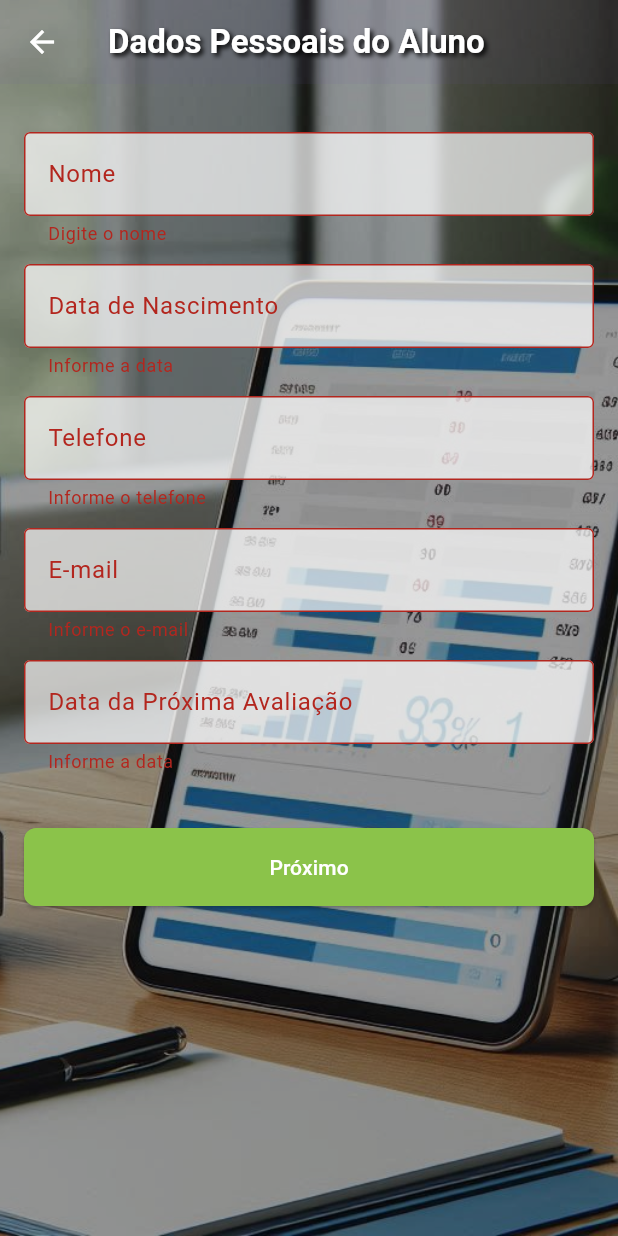
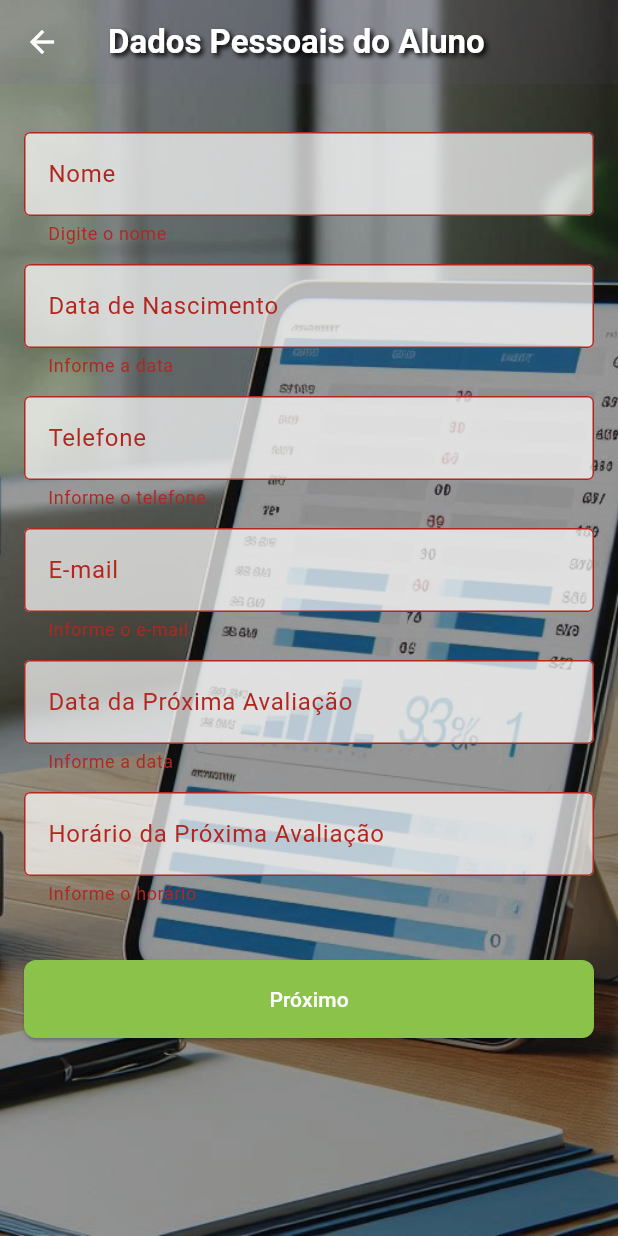
Before and after one commit to ZampiereMaciente/projeto_final_personal_trainer_movel, a Flutter app: the NovaAvaliacao screen opened directly, scrolled down 56 dp, after a tap on "Próximo", on a phone screen of 412 x 824 dp. Run offline on Flutter 3.47's test engine with Material 3 defaults, Android fonts, the light colour scheme and no system bars; our stand-ins replace mask_text_input_formatter, open_filex, pdf.

Commit message:
Macbook 22-04 adicionado campo de horario da proxima avaliacao

```diff
--- a/projeto_final_personal_trainer/lib/modelo/aluno.dart
+++ b/projeto_final_personal_trainer/lib/modelo/aluno.dart
@@ -1,16 +1,21 @@
 class Aluno {
-  String nome;
-  String nascimento;
-  String telefone;
-  String email;
-  String dataProximaAvaliacao;
+  // Informações básicas
+  final String nome;
+  final String nascimento;
+  final String telefone;
+  final String email;
 
-  // Novos campos (tornados anuláveis)
+  // Avaliação futura
+  final String dataProximaAvaliacao;
+  final String horarioProximaAvaliacao;
+
+  // Dobras cutâneas (opcional)
   String? triceps;
   String? subescapular;
   String? suprailica;
   String? abdomenDobras;
 
+  // Circunferências (opcional)
   String? bracoDir;
   String? bracoEsq;
   String? antebracoDir;
@@ -23,12 +28,14 @@ class Aluno {
   String? pernaDir;
   String? pernaEsq;
 
+  // Construtor
   Aluno({
     required this.nome,
     required this.nascimento,
     required this.telefone,
     required this.email,
     required this.dataProximaAvaliacao,
+    required this.horarioProximaAvaliacao,
     this.triceps,
     this.subescapular,
     this.suprailica,
@@ -45,4 +52,31 @@ class Aluno {
     this.pernaDir,
     this.pernaEsq,
   });
+
+  // Métodos utilitários (ex: converter para Map)
+  Map<String, dynamic> toMap() {
+    return {
+      'nome': nome,
+      'nascimento': nascimento,
+      'telefone': telefone,
+      'email': email,
+      'dataProximaAvaliacao': dataProximaAvaliacao,
+      'horarioProximaAvaliacao': horarioProximaAvaliacao,
+      'triceps': triceps,
+      'subescapular': subescapular,
+      'suprailica': suprailica,
+      'abdomenDobras': abdomenDobras,
+      'bracoDir': bracoDir,
+      'bracoEsq': bracoEsq,
+      'antebracoDir': antebracoDir,
+      'antebracoEsq': antebracoEsq,
+      'abdomenCirc': abdomenCirc,
+      'quadril': quadril,
+      'cintura': cintura,
+      'coxaDir': coxaDir,
+      'coxaEsq': coxaEsq,
+      'pernaDir': pernaDir,
+      'pernaEsq': pernaEsq,
+    };
+  }
 }
--- a/projeto_final_personal_trainer/lib/util/formatadores_input.dart
+++ b/projeto_final_personal_trainer/lib/util/formatadores_input.dart
@@ -2,56 +2,79 @@ import 'package:flutter/services.dart';
 import 'package:mask_text_input_formatter/mask_text_input_formatter.dart';
 
 class FormatadoresInput {
+  /// Formato: DD/MM/AAAA
   static final data = MaskTextInputFormatter(
     mask: '##/##/####',
     filter: {"#": RegExp(r'[0-9]')},
     type: MaskAutoCompletionType.lazy,
   );
 
+  /// Formato: (99) 99999-9999
   static final telefone = MaskTextInputFormatter(
     mask: '(##) #####-####',
     filter: {"#": RegExp(r'[0-9]')},
     type: MaskAutoCompletionType.lazy,
   );
 
+  /// Formato: CPF - 999.999.999-99
   static final cpf = MaskTextInputFormatter(
     mask: '###.###.###-##',
     filter: {"#": RegExp(r'[0-9]')},
     type: MaskAutoCompletionType.lazy,
   );
 
+  /// Formato: peso com 2 casas decimais - ex: 75.50
   static final peso = MaskTextInputFormatter(
     mask: '###.##',
     filter: {"#": RegExp(r'[0-9]')},
     type: MaskAutoCompletionType.lazy,
   );
 
+  /// Idade (2 dígitos)
   static final idade = MaskTextInputFormatter(
     mask: '##',
     filter: {"#": RegExp(r'[0-9]')},
     type: MaskAutoCompletionType.lazy,
   );
 
+  /// Altura customizada (ex: 1.75) com ponto após o primeiro dígito
   static final altura = _AlturaInputFormatter();
+
+  /// Formato: Hora (24h) - HH:mm
+  static final hora = MaskTextInputFormatter(
+    mask: '##:##',
+    filter: {"#": RegExp(r'[0-9]')},
+    type: MaskAutoCompletionType.lazy,
+  );
 }
 
 class _AlturaInputFormatter extends TextInputFormatter {
   @override
-  TextEditingValue formatEditUpdate(TextEditingValue oldValue, TextEditingValue newValue) {
+  TextEditingValue formatEditUpdate(
+      TextEditingValue oldValue,
+      TextEditingValue newValue,
+      ) {
     String digitsOnly = newValue.text.replaceAll(RegExp(r'[^0-9]'), '');
 
     if (digitsOnly.isEmpty) {
-      return const TextEditingValue().copyWith(selection: TextSelection.collapsed(offset: 0));
+      return const TextEditingValue().copyWith(
+        selection: TextSelection.collapsed(offset: 0),
+      );
     }
 
+    // Limita a altura a 3 dígitos (ex: 2.15)
+    if (digitsOnly.length > 3) {
+      digitsOnly = digitsOnly.substring(0, 3);
+    }
+
+    // Formata como X.XX
     String formatted = digitsOnly.length == 1
         ? digitsOnly
         : '${digitsOnly.substring(0, 1)}.${digitsOnly.substring(1)}';
 
-    int offset = formatted.length;
     return TextEditingValue(
       text: formatted,
-      selection: TextSelection.collapsed(offset: offset),
+      selection: TextSelection.collapsed(offset: formatted.length),
     );
   }
 }
--- a/projeto_final_personal_trainer/lib/visao/nova_avaliacao.dart
+++ b/projeto_final_personal_trainer/lib/visao/nova_avaliacao.dart
@@ -18,6 +18,7 @@ class _NovaAvaliacaoState extends State<NovaAvaliacao> {
   final telefoneController = TextEditingController();
   final emailController = TextEditingController();
   final dataProxController = TextEditingController();
+  final horarioProxController = TextEditingController(); // Controller para horário
 
   @override
   void dispose() {
@@ -26,6 +27,7 @@ class _NovaAvaliacaoState extends State<NovaAvaliacao> {
     telefoneController.dispose();
     emailController.dispose();
     dataProxController.dispose();
+    horarioProxController.dispose(); // Dispose do controller de horário
     super.dispose();
   }
 
@@ -37,6 +39,7 @@ class _NovaAvaliacaoState extends State<NovaAvaliacao> {
         telefone: telefoneController.text,
         email: emailController.text,
         dataProximaAvaliacao: dataProxController.text,
+        horarioProximaAvaliacao: horarioProxController.text, // Passando o horário para o objeto aluno
       );
 
       Navigator.push(
@@ -181,6 +184,20 @@ class _NovaAvaliacaoState extends State<NovaAvaliacao> {
                             return null;
                           },
                         ),
+                        _buildTextField(
+                          controller: horarioProxController,
+                          label: "Horário da Próxima Avaliação",
+                          hint: "HH:mm",
+                          keyboardType: TextInputType.number,
+                          inputFormatters: [FormatadoresInput.hora], // Usando o formatador de hora
+                          validator: (value) {
+                            if (value == null || value.isEmpty) return 'Informe o horário';
+                            final digits = value.replaceAll(RegExp(r'[^0-9]'), '');
+                            // Alterando a verificação para aceitar o formato HH:mm
+                            if (digits.length != 4) return 'Horário incompleto. Exemplo: 08:30';
+                            return null;
+                          },
+                        ),
                         const SizedBox(height: 24),
                         SizedBox(
                           width: double.infinity,
```
Also changed, not shown: projeto_final_personal_trainer/lib/modelo/gerador_pdf.dart (+4 -3 lines), projeto_final_personal_trainer/lib/visao/tela_imc.dart (+8 -5 lines).
